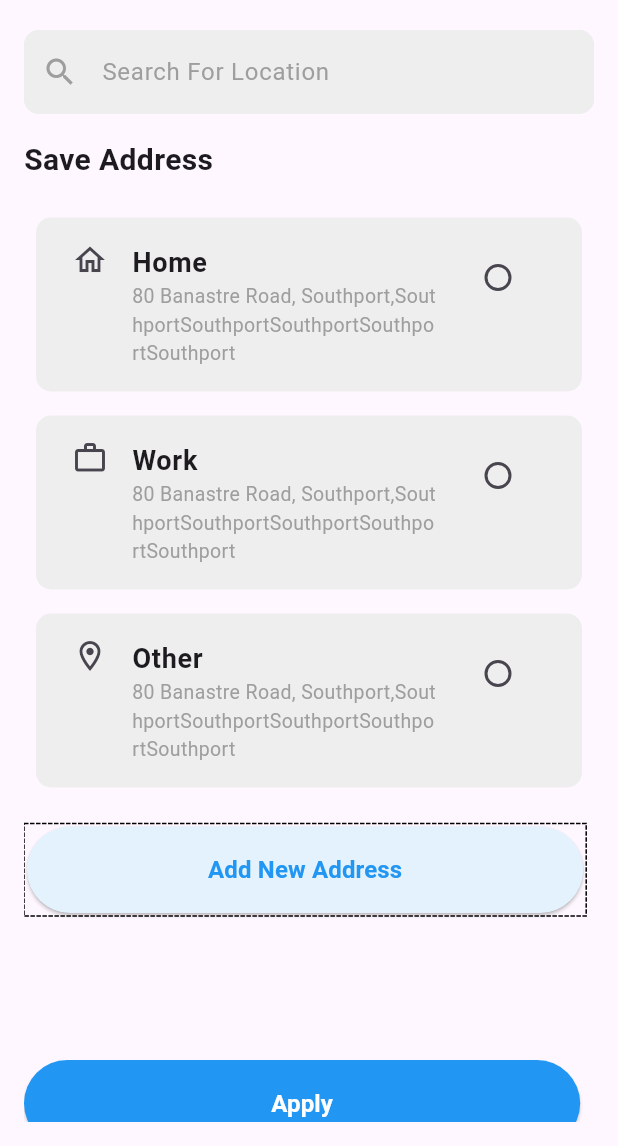
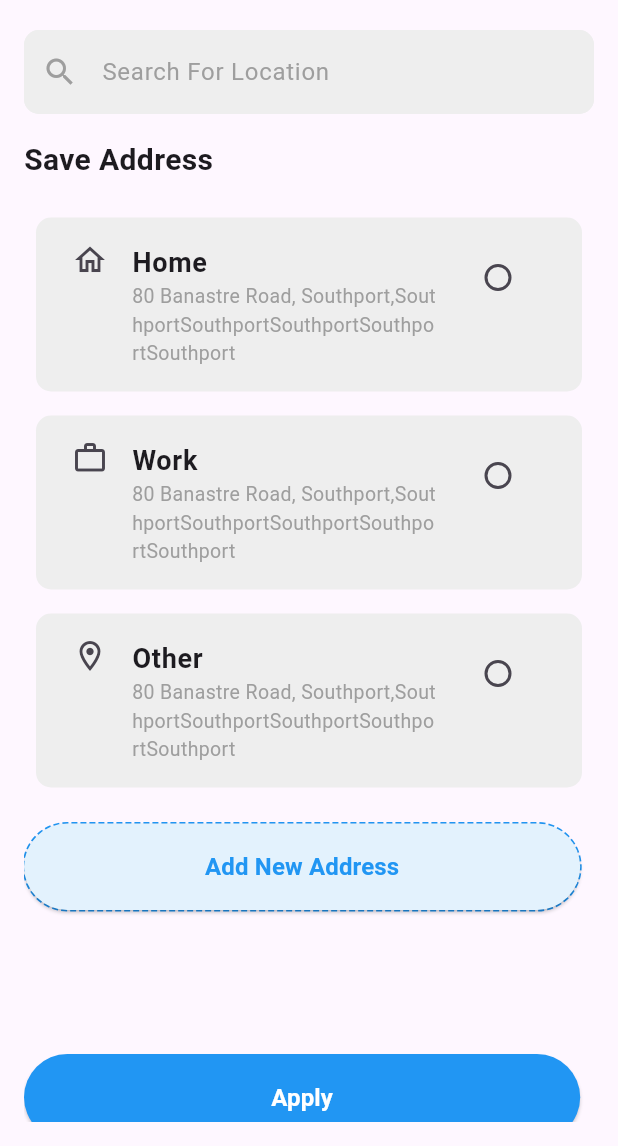
Before and after one commit to faisal-abdelnase/supermarket-delivery, a Flutter app: the DeliveryAddressView screen opened by its route, on a phone screen of 412 x 824 dp, the part 90-1236 px from its top. Run offline on Flutter 3.47's test engine with Material 3 defaults, Android fonts, the light colour scheme and no system bars; drawn by our look-alikes of dotted_border; our stand-ins replace curved_navigation_bar, flutter_rating_bar, font_awesome_flutter, percent_indicator, pin_code_fields, shared_preferences; accounts and stored records are empty.

Commit message:
update dotte border

```diff
--- a/lib/features/payment/presentation/view/widgets/custom_dotted_border_button.dart
+++ b/lib/features/payment/presentation/view/widgets/custom_dotted_border_button.dart
@@ -1,3 +1,5 @@
+
+
 import 'package:dotted_border/dotted_border.dart';
 import 'package:flutter/material.dart';
 
@@ -20,6 +22,15 @@ class CustomDottedBorderButton extends StatelessWidget {
       // borderType: BorderType.RRect,
       // radius: Radius.circular(32),
 
+      options: RoundedRectDottedBorderOptions(
+          color: Colors.blue,
+          strokeWidth: 2,
+          dashPattern: [4, 2],
+          padding: EdgeInsets.all(0),
+          radius: Radius.circular(32),
+
+      ),
+
       child: ElevatedButton(
         style: ElevatedButton.styleFrom(
           fixedSize: Size(screenWidth * 0.9, screenHeight * 0.07),
```
